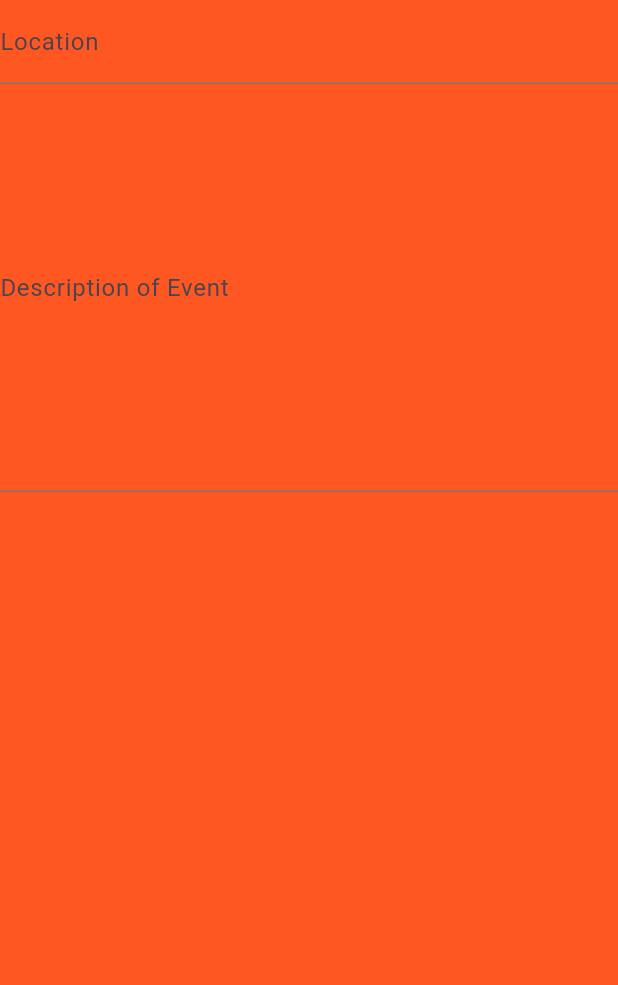
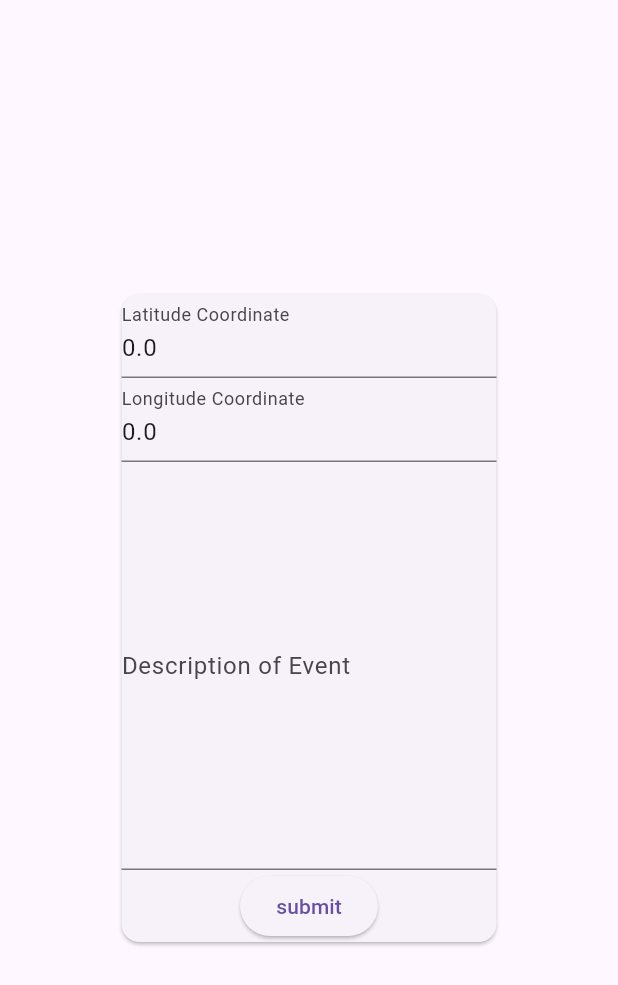
Before and after one commit to pmartinez8241/neighborhood_watch_walnut, a Flutter app: the CriminalFormSubmission widget shown alone on an empty page, opened directly with empty values, on a phone screen of 412 x 824 dp. Shown: the top 985 px of the screen. Run offline on Flutter 3.47's test engine with Material 3 defaults, Android fonts, the phone set to English and light mode, and no system bars; our stand-ins replace flutter_map, latlong2.

Commit message:
Form is now working as expected but doesnt have Validation yet.

```diff
--- a/lib/pages/possible_crime_form.dart
+++ b/lib/pages/possible_crime_form.dart
@@ -1,46 +1,96 @@
 import 'package:flutter/material.dart';
 import 'package:flutter/widgets.dart';
+import 'package:neighborhood_watch_walnut/models/marker_data.dart';
 
 class CriminalFormSubmission extends StatefulWidget {
-  final String markerCoordinates;
+  final double longituteCoordinate;
+  final double latitudeCoordinate;
 
-  CriminalFormSubmission({Key? key, required this.markerCoordinates});
+  CriminalFormSubmission(
+      {Key? key,
+      required this.longituteCoordinate,
+      required this.latitudeCoordinate});
 
   @override
-  CriminalFormSubmissionState createState() {
-    return CriminalFormSubmissionState();
-  }
+  State<CriminalFormSubmission> createState() => _CriminalFormSubmissionState();
 }
 
-class CriminalFormSubmissionState extends State<CriminalFormSubmission> {
+class _CriminalFormSubmissionState extends State<CriminalFormSubmission> {
   final _formKey = GlobalKey<FormState>();
+  final crimeLonController = TextEditingController();
+  final crimeLatController = TextEditingController();
+  final crimeDescriptionController = TextEditingController();
+
+  @override
+  void dispose() {
+    crimeDescriptionController.dispose();
+    crimeLatController.dispose();
+    crimeLonController.dispose();
+    super.dispose();
+  }
+
+  @override
+  void initState() {
+    crimeLonController.text = widget.longituteCoordinate.toString();
+    crimeLatController.text = widget.latitudeCoordinate.toString();
+
+    super.initState();
+  }
 
   @override
   Widget build(BuildContext context) {
-    return Material(
-        color: Colors.deepOrange,
-        child: Form(
+    return Center(
+      child: Card(
+        child: Column(mainAxisSize: MainAxisSize.min, children: [
+          Form(
             key: _formKey,
             child: Column(
               children: <Widget>[
-                TextFormField(
-                  decoration: InputDecoration(labelText: "Location"),
-                  readOnly: true,
-                  initialValue: widget.markerCoordinates,
-                ),
-                TextFormField(
-                  maxLines: 10,
-                  decoration:
-                      const InputDecoration(labelText: "Description of Event"),
-                  // The validator receives the text that the user has entered.
-                  validator: (value) {
-                    if (value == null || value.isEmpty) {
-                      return 'Please enter some text';
-                    }
-                    return null;
+                SizedBox(
+                    width: 250,
+                    child: TextFormField(
+                      controller: crimeLatController,
+                      decoration: const InputDecoration(
+                          labelText: "Latitude Coordinate"),
+
+                      /*
+                      decoration: const InputDecoration(
+                          labelText: "Latitude Coordinate"),
+                      readOnly: true,
+                      initialValue: widget.latitudeCoordinate.toString(),
+                    )*/
+                    )),
+                SizedBox(
+                    width: 250,
+                    child: TextFormField(
+                      controller: crimeLonController,
+                      decoration: const InputDecoration(
+                          labelText: "Longitude Coordinate"),
+                    )),
+                SizedBox(
+                    width: 250,
+                    child: TextFormField(
+                      controller: crimeDescriptionController,
+                      maxLines: 10,
+                      decoration: const InputDecoration(
+                          labelText: "Description of Event"),
+                      // The validator receives the text that the user has entered.
+                    )),
+                ElevatedButton(
+                  onPressed: () {
+                    MarkerData submittedMarker = MarkerData(
+                        lon: double.parse(crimeLonController.text),
+                        lat: double.parse(crimeLatController.text),
+                        description: crimeDescriptionController.text);
+                    Navigator.pop(context, submittedMarker);
                   },
+                  child: const Text("submit"),
                 )
               ],
-            )));
+            ),
+          ),
+        ]),
+      ),
+    );
   }
 }
```
